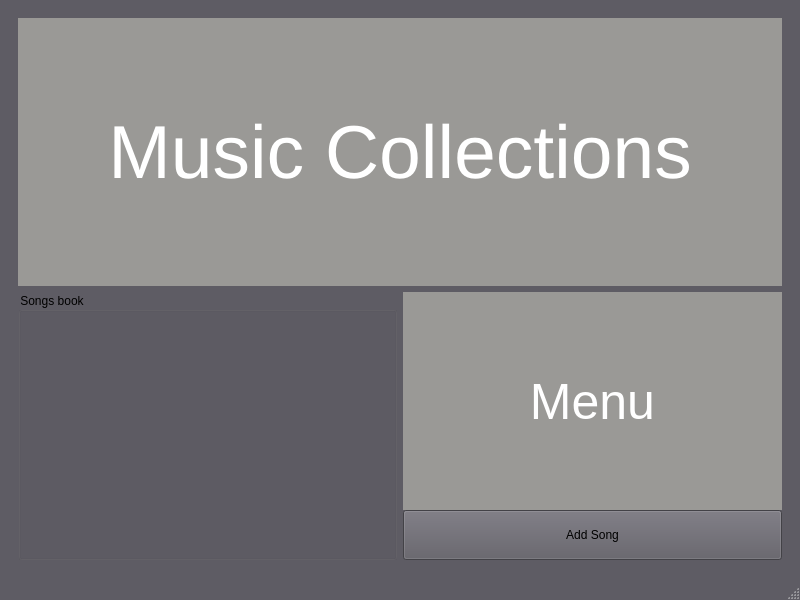
Old version of the form src/frontend/MainWindow.ui in the repository Xaempel/MusicLibrarer-.
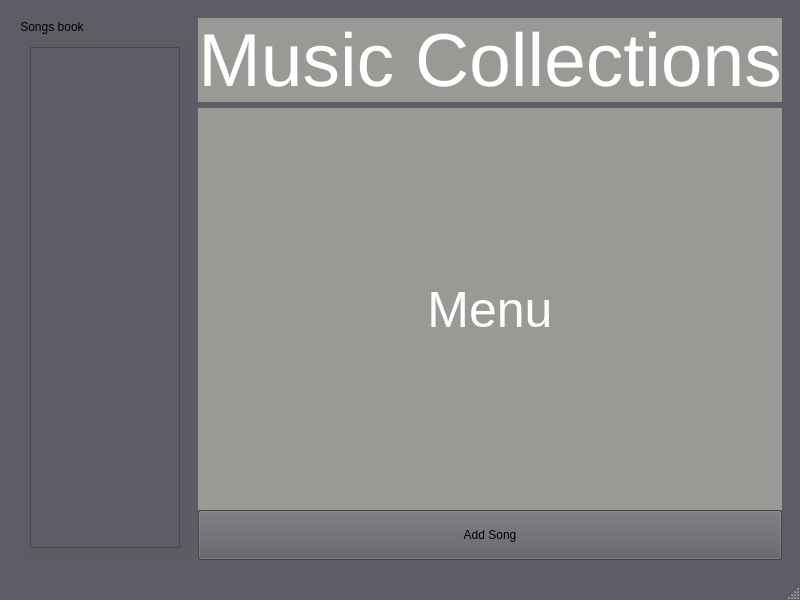
New version of the form.

```diff
--- a/src/frontend/MainWindow.ui
+++ b/src/frontend/MainWindow.ui
@@ -38,20 +38,7 @@
       </property>
       <widget class="QWidget" name="musicCollections">
        <layout class="QGridLayout" name="gridLayout_2">
-        <item row="1" column="0">
-         <widget class="QGroupBox" name="SongsBook">
-          <property name="minimumSize">
-           <size>
-            <width>0</width>
-            <height>0</height>
-           </size>
-          </property>
-          <property name="title">
-           <string>Songs book</string>
-          </property>
-         </widget>
-        </item>
-        <item row="1" column="1">
+        <item row="1" column="2">
          <layout class="QVBoxLayout" name="menuLayout">
           <property name="spacing">
            <number>0</number>
@@ -99,6 +86,12 @@
           </item>
           <item>
            <widget class="QPushButton" name="addMusictoCollectButton">
+            <property name="sizePolicy">
+             <sizepolicy hsizetype="Preferred" vsizetype="Maximum">
+              <horstretch>0</horstretch>
+              <verstretch>0</verstretch>
+             </sizepolicy>
+            </property>
             <property name="minimumSize">
              <size>
               <width>200</width>
@@ -117,8 +110,14 @@
           </item>
          </layout>
         </item>
-        <item row="0" column="0" colspan="2">
+        <item row="0" column="2">
          <widget class="QLabel" name="titleMusicCollections">
+          <property name="sizePolicy">
+           <sizepolicy hsizetype="Maximum" vsizetype="Maximum">
+            <horstretch>0</horstretch>
+            <verstretch>0</verstretch>
+           </sizepolicy>
+          </property>
           <property name="styleSheet">
            <string notr="true">QLabel{
 	background-color: rgb(154, 153, 150);
@@ -143,6 +142,49 @@
           </property>
          </widget>
         </item>
+        <item row="0" column="1" rowspan="2">
+         <widget class="QGroupBox" name="SongsBook">
+          <property name="sizePolicy">
+           <sizepolicy hsizetype="Preferred" vsizetype="Preferred">
+            <horstretch>0</horstretch>
+            <verstretch>0</verstretch>
+           </sizepolicy>
+          </property>
+          <property name="minimumSize">
+           <size>
+            <width>0</width>
+            <height>0</height>
+           </size>
+          </property>
+          <property name="title">
+           <string>Songs book</string>
+          </property>
+          <layout class="QVBoxLayout" name="verticalLayout_2">
+           <item>
+            <widget class="QScrollArea" name="ScrollArea">
+             <property name="widgetResizable">
+              <bool>true</bool>
+             </property>
+             <widget class="QWidget" name="scrollAreaWidgetContents">
+              <property name="geometry">
+               <rect>
+                <x>0</x>
+                <y>0</y>
+                <width>78</width>
+                <height>494</height>
+               </rect>
+              </property>
+              <layout class="QGridLayout" name="gridLayout_3">
+               <item row="0" column="0">
+                <layout class="QVBoxLayout" name="MusicCollectionLayout"/>
+               </item>
+              </layout>
+             </widget>
+            </widget>
+           </item>
+          </layout>
+         </widget>
+        </item>
        </layout>
       </widget>
      </widget>
```
